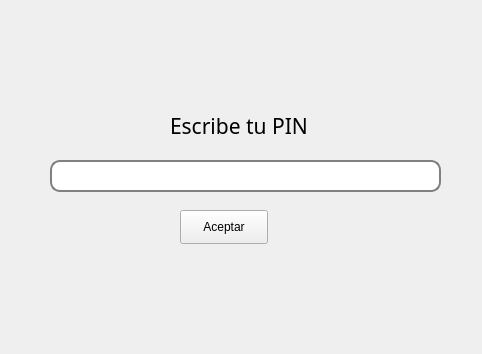
Old version of the form Client/mainwindow.ui in the repository ChristopherCousin/WTCR.
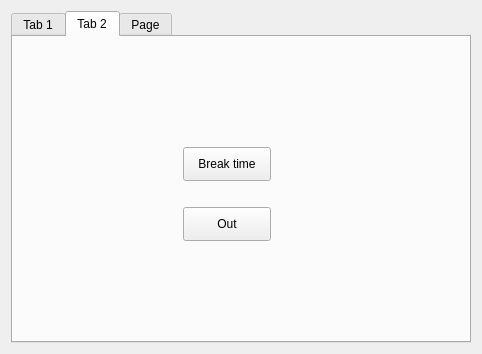
New version of the form. Custom widgets are drawn as their Qt base class.

Diff of the .ui file:
```diff
--- a/Client/mainwindow.ui
+++ b/Client/mainwindow.ui
@@ -14,11 +14,34 @@
    <string>MainWindow</string>
   </property>
   <widget class="QWidget" name="centralWidget">
+   <layout class="QGridLayout" name="gridLayout">
+    <item row="0" column="0">
+     <widget class="QTabWidget" name="tabWidget">
+      <property name="currentIndex">
+       <number>1</number>
+      </property>
+      <widget class="QWidget" name="">
+       <attribute name="title">
+        <string>Tab 1</string>
+       </attribute>
+       <widget class="QPushButton" name="pushButton">
+        <property name="geometry">
+         <rect>
+          <x>170</x>
+          <y>170</y>
+          <width>88</width>
+          <height>34</height>
+         </rect>
+        </property>
+        <property name="text">
+         <string>Aceptar</string>
+        </property>
+       </widget>
    <widget class="CLineEdit" name="lineEdit">
     <property name="geometry">
      <rect>
-      <x>50</x>
-      <y>160</y>
+          <x>20</x>
+          <y>110</y>
       <width>391</width>
       <height>32</height>
      </rect>
@@ -36,8 +59,8 @@
    <widget class="QLabel" name="label">
     <property name="geometry">
      <rect>
-      <x>170</x>
-      <y>110</y>
+          <x>140</x>
+          <y>50</y>
       <width>141</width>
       <height>31</height>
      </rect>
@@ -52,19 +75,46 @@
      <string>Escribe tu PIN</string>
     </property>
    </widget>
-   <widget class="QPushButton" name="pushButton">
+      </widget>
+      <widget class="QWidget" name="working">
+       <attribute name="title">
+        <string>Tab 2</string>
+       </attribute>
+       <widget class="QPushButton" name="pushButton_2">
     <property name="geometry">
      <rect>
-      <x>180</x>
-      <y>210</y>
+          <x>170</x>
+          <y>170</y>
       <width>88</width>
       <height>34</height>
      </rect>
     </property>
     <property name="text">
-     <string>Aceptar</string>
-    </property>
-   </widget>
+         <string>Out</string>
+        </property>
+       </widget>
+       <widget class="QPushButton" name="pushButton_3">
+        <property name="geometry">
+         <rect>
+          <x>170</x>
+          <y>110</y>
+          <width>88</width>
+          <height>34</height>
+         </rect>
+        </property>
+        <property name="text">
+         <string>Break time</string>
+        </property>
+       </widget>
+      </widget>
+      <widget class="QWidget" name="notworking">
+       <attribute name="title">
+        <string>Page</string>
+       </attribute>
+      </widget>
+     </widget>
+    </item>
+   </layout>
   </widget>
  </widget>
  <layoutdefault spacing="6" margin="11"/>
```
Lines whose indentation alone changed are shown as unchanged.
